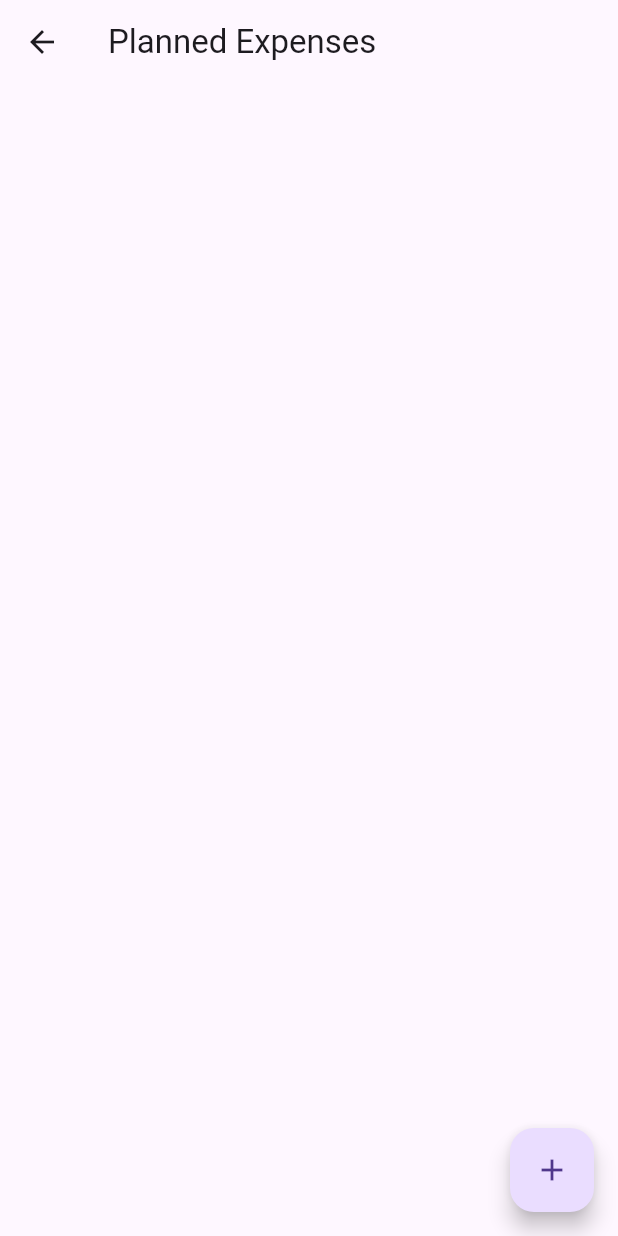
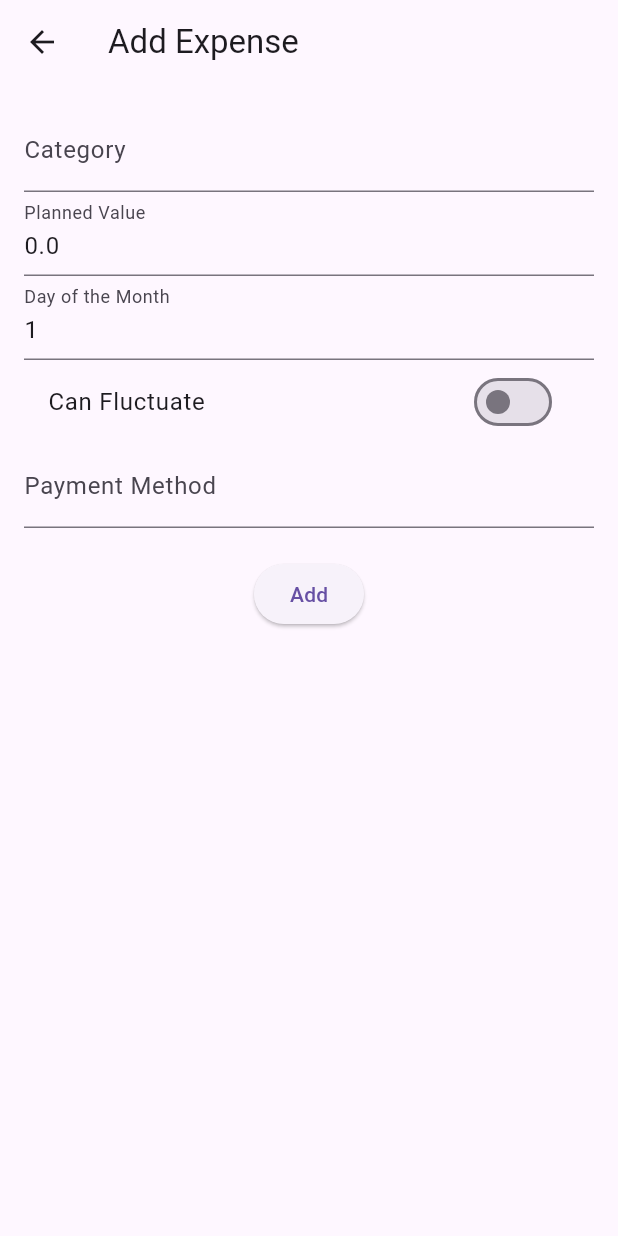
Before and after one commit to g-nogueira/financerr, a Flutter app: the PlannedExpensesScreen screen opened by its route, after a tap on the "add" icon, on a phone screen of 412 x 824 dp. Run offline on Flutter 3.47's test engine with Material 3 defaults, Android fonts, the light colour scheme and no system bars; our stand-ins replace get_it, logger, sqflite; accounts and stored records are empty.

Commit message:
feat: add edit functionality for planned expenses

```diff
--- a/lib/dao/planned_expense_dao.dart
+++ b/lib/dao/planned_expense_dao.dart
@@ -20,4 +20,9 @@ class PlannedExpenseDao {
       return PlannedExpense.fromMap(maps[i]);
     });
   }
+
+  Future<void> updatePlannedExpense(PlannedExpense plannedExpense) async {
+    final db = await _databaseService.database;
+    await db.update('PLANNED_EXPENSE', plannedExpense.toMap(), where: 'id = ?', whereArgs: [plannedExpense.id]);
+  }
 }
--- a/lib/providers/app_provider.dart
+++ b/lib/providers/app_provider.dart
@@ -23,6 +23,12 @@ class AppProvider with ChangeNotifier {
   List<Income> _incomes = [];
   List<Income> get incomes => _incomes;
 
+  AppProvider() {
+    loadUsers();
+    loadPlannedExpenses();
+    loadIncomes();
+  }
+
   Future<void> loadUsers() async {
     _users = await _userDao.getUsers();
     notifyListeners();
@@ -43,6 +49,11 @@ class AppProvider with ChangeNotifier {
     await loadPlannedExpenses();
   }
 
+  Future<void> updatePlannedExpense(PlannedExpense plannedExpense) async {
+    await _plannedExpenseDao.updatePlannedExpense(plannedExpense);
+    await loadPlannedExpenses();
+  }
+
   Future<void> loadIncomes() async {
     _incomes = await _incomeDao.getIncomes();
     notifyListeners();
--- /dev/null
+++ b/lib/screens/edit_planned_expense_screen.dart
@@ -0,0 +1,112 @@
+import 'package:flutter/material.dart';
+import 'package:provider/provider.dart';
+import '../models/planned_expense.dart';
+import '../providers/app_provider.dart';
+
+class EditPlannedExpenseScreen extends StatefulWidget {
+  final PlannedExpense? expense;
+
+  const EditPlannedExpenseScreen({Key? key, this.expense}) : super(key: key);
+
+  @override
+  _EditPlannedExpenseScreenState createState() => _EditPlannedExpenseScreenState();
+}
+
+class _EditPlannedExpenseScreenState extends State<EditPlannedExpenseScreen> {
+  final _formKey = GlobalKey<FormState>();
+  late String? _expenseCategory;
+  late String _description;
+  late double _valuePlanned;
+  late int _expenseDayOfTheMonth;
+  late bool _canFluctuate;
+  late String _paymentMethod;
+
+  @override
+  void initState() {
+    super.initState();
+    if (widget.expense != null) {
+      _expenseCategory = widget.expense!.expenseCategory ?? '';
+      _valuePlanned = widget.expense!.valuePlanned;
+      _expenseDayOfTheMonth = widget.expense!.expenseDayOfTheMonth;
+      _canFluctuate = widget.expense!.canFluctuate;
+      _paymentMethod = widget.expense!.paymentMethod;
+    } else {
+      _expenseCategory = '';
+      _valuePlanned = 0.0;
+      _expenseDayOfTheMonth = 1;
+      _canFluctuate = false;
+      _paymentMethod = '';
+    }
+  }
+
+  @override
+  Widget build(BuildContext context) {
+    return Scaffold(
+      appBar: AppBar(
+        title: Text(widget.expense == null ? 'Add Expense' : 'Edit Expense'),
+      ),
+      body: Padding(
+        padding: const EdgeInsets.all(16.0),
+        child: Form(
+          key: _formKey,
+          child: Column(
+            children: [
+              TextFormField(
+                initialValue: _expenseCategory,
+                decoration: InputDecoration(labelText: 'Category'),
+                onSaved: (value) => _expenseCategory = value ?? '',
+              ),
+              TextFormField(
+                initialValue: _valuePlanned.toString(),
+                decoration: InputDecoration(labelText: 'Planned Value'),
+                keyboardType: TextInputType.number,
+                onSaved: (value) => _valuePlanned = double.parse(value ?? '0'),
+              ),
+              TextFormField(
+                initialValue: _expenseDayOfTheMonth.toString(),
+                decoration: InputDecoration(labelText: 'Day of the Month'),
+                keyboardType: TextInputType.number,
+                onSaved: (value) => _expenseDayOfTheMonth = int.parse(value ?? '1'),
+              ),
+              SwitchListTile(
+                title: Text('Can Fluctuate'),
+                value: _canFluctuate,
+                onChanged: (value) => setState(() => _canFluctuate = value),
+              ),
+              TextFormField(
+                initialValue: _paymentMethod,
+                decoration: InputDecoration(labelText: 'Payment Method'),
+                onSaved: (value) => _paymentMethod = value ?? '',
+              ),
+              SizedBox(height: 20),
+              ElevatedButton(
+                onPressed: () {
+                  if (_formKey.currentState!.validate()) {
+                    _formKey.currentState!.save();
+                    final newExpense = PlannedExpense(
+                      id: widget.expense?.id ?? DateTime.now().toString(),
+                      userId: '1', // Assuming a single user for simplicity
+                      expenseCategory: _expenseCategory,
+                      description: _description,
+                      valuePlanned: _valuePlanned,
+                      expenseDayOfTheMonth: _expenseDayOfTheMonth,
+                      canFluctuate: _canFluctuate,
+                      paymentMethod: _paymentMethod,
+                    );
+                    if (widget.expense == null) {
+                      context.read<AppProvider>().addPlannedExpense(newExpense);
+                    } else {
+                      context.read<AppProvider>().updatePlannedExpense(newExpense);
+                    }
+                    Navigator.pop(context);
+                  }
+                },
+                child: Text(widget.expense == null ? 'Add' : 'Update'),
+              ),
+            ],
+          ),
+        ),
+      ),
+    );
+  }
+}
--- a/lib/screens/expenses_screen.dart
+++ b/lib/screens/expenses_screen.dart
@@ -2,6 +2,7 @@ import 'package:flutter/material.dart';
 import 'package:provider/provider.dart';
 import '../providers/app_provider.dart';
 import '../models/planned_expense.dart';
+import 'edit_planned_expense_screen.dart';
 
 class PlannedExpensesScreen extends StatelessWidget {
   const PlannedExpensesScreen({super.key});
@@ -19,8 +20,16 @@ class PlannedExpensesScreen extends StatelessWidget {
             itemBuilder: (context, index) {
               final expense = appProvider.plannedExpenses[index];
               return ListTile(
-                title: Text(expense.expenseCategory ?? 'null value'),
+                title: Text("${expense.expenseDayOfTheMonth} - ${expense.description}"),
                 subtitle: Text(expense.valuePlanned.toString()),
+                onTap: () {
+                  Navigator.push(
+                    context,
+                    MaterialPageRoute(
+                      builder: (context) => EditPlannedExpenseScreen(expense: expense),
+                    ),
+                  );
+                },
               );
             },
           );
@@ -28,17 +37,12 @@ class PlannedExpensesScreen extends StatelessWidget {
       ),
       floatingActionButton: FloatingActionButton(
         onPressed: () {
-          final newExpense = PlannedExpense(
-            id: '1',
-            userId: '1',
-            expenseCategory: 'Groceries',
-            description: 'Groceries',
-            valuePlanned: 100.0,
-            expenseDayOfTheMonth: 1,
-            canFluctuate: false,
-            paymentMethod: 'Credit Card',
+          Navigator.push(
+            context,
+            MaterialPageRoute(
+              builder: (context) => EditPlannedExpenseScreen(),
+            ),
           );
-          context.read<AppProvider>().addPlannedExpense(newExpense);
         },
         child: Icon(Icons.add),
       ),
```
